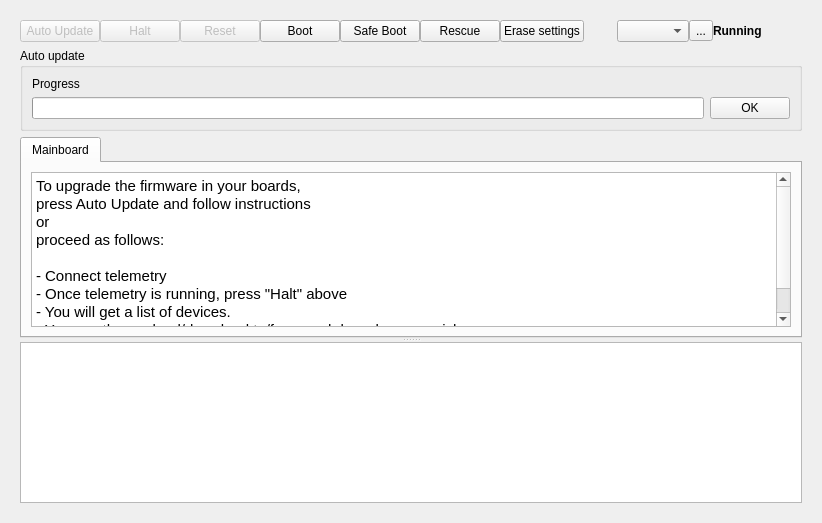
Before: the Qt Designer form ground/openpilotgcs/src/plugins/uploader/uploader.ui in openpilot/OpenPilot, drawn with Qt 5.
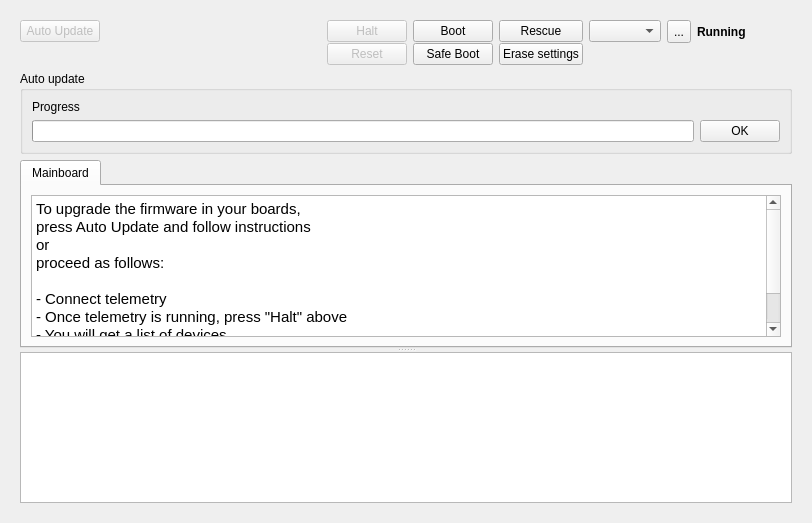
After: the same form once the commit is applied. Icons and pictures are not drawn.

Commit message: OP-1024 Fixes Uploader GUI and adds timer to automatically close AutoUpdate panel after 7s.

Patch:
```diff
--- a/ground/openpilotgcs/src/plugins/uploader/uploader.ui
+++ b/ground/openpilotgcs/src/plugins/uploader/uploader.ui
@@ -6,7 +6,7 @@
    <rect>
     <x>0</x>
     <y>0</y>
-    <width>822</width>
+    <width>812</width>
     <height>523</height>
    </rect>
   </property>
@@ -27,7 +27,7 @@
        <rect>
         <x>0</x>
         <y>0</y>
-        <width>804</width>
+        <width>794</width>
         <height>505</height>
        </rect>
       </property>
@@ -51,55 +51,20 @@
            <number>0</number>
           </property>
           <item>
-           <layout class="QHBoxLayout" name="horizontalLayout">
-            <item>
-             <widget class="QPushButton" name="autoUpdateButton">
-              <property name="enabled">
-               <bool>false</bool>
-              </property>
-              <property name="toolTip">
-               <string>Start a guided procedure to manually
-recover a system which does not boot.
-
-Rescue is possible in USB mode only.</string>
-              </property>
-              <property name="text">
-               <string>Auto Update</string>
-              </property>
-             </widget>
-            </item>
-            <item>
-             <widget class="QPushButton" name="haltButton">
-              <property name="enabled">
-               <bool>false</bool>
-              </property>
-              <property name="toolTip">
-               <string>Tells the mainboard to go down
-to bootloader mode.
-(Only enabled if telemetry link is established, either
-through serial or USB)</string>
-              </property>
-              <property name="text">
-               <string>Halt</string>
-              </property>
-             </widget>
-            </item>
-            <item>
-             <widget class="QPushButton" name="resetButton">
-              <property name="enabled">
-               <bool>false</bool>
-              </property>
-              <property name="toolTip">
-               <string>Reset the system.
-(Only enabled if telemetry link is established, either
-through serial or USB)</string>
-              </property>
-              <property name="text">
-               <string>Reset</string>
-              </property>
-             </widget>
-            </item>
-            <item>
+           <layout class="QGridLayout" name="gridLayout">
+            <property name="leftMargin">
+             <number>0</number>
+            </property>
+            <property name="topMargin">
+             <number>0</number>
+            </property>
+            <property name="rightMargin">
+             <number>0</number>
+            </property>
+            <property name="horizontalSpacing">
+             <number>6</number>
+            </property>
+            <item row="0" column="3" colspan="2">
              <widget class="QPushButton" name="bootButton">
               <property name="enabled">
                <bool>true</bool>
@@ -117,7 +82,33 @@
               </property>
              </widget>
             </item>
-            <item>
+            <item row="1" column="5" colspan="3">
+             <widget class="QPushButton" name="eraseBootButton">
+              <property name="enabled">
+               <bool>true</bool>
+              </property>
+              <property name="toolTip">
+               <string>&lt;html&gt;&lt;head/&gt;&lt;body&gt;&lt;p&gt;Reboot the board and clear its settings memory.&lt;/p&gt;&lt;p&gt;        Useful if the board cannot boot properly.&lt;/p&gt;&lt;p&gt;        Blue led starts blinking quick for 20-30 seconds than the board will start normally&lt;/p&gt;&lt;p&gt;&lt;br/&gt;&lt;/p&gt;&lt;p&gt;If telemetry is not running, select the link using the dropdown&lt;/p&gt;&lt;p&gt;menu on the right.&lt;/p&gt;&lt;p&gt;PLEASE NOTE: Supported with bootloader versions 4.0 and earlier&lt;/p&gt;&lt;/body&gt;&lt;/html&gt;</string>
+              </property>
+              <property name="text">
+               <string>Erase settings</string>
+              </property>
+             </widget>
+            </item>
+            <item row="0" column="5" colspan="3">
+             <widget class="QPushButton" name="rescueButton">
+              <property name="toolTip">
+               <string>Start a guided procedure to manually
+recover a system which does not boot.
+
+Rescue is possible in USB mode only.</string>
+              </property>
+              <property name="text">
+               <string>Rescue</string>
+              </property>
+             </widget>
+            </item>
+            <item row="1" column="3" colspan="2">
              <widget class="QPushButton" name="safeBootButton">
               <property name="enabled">
                <bool>true</bool>
@@ -135,53 +126,8 @@
               </property>
              </widget>
             </item>
-            <item>
-             <widget class="QPushButton" name="rescueButton">
-              <property name="toolTip">
-               <string>Start a guided procedure to manually
-recover a system which does not boot.
-
-Rescue is possible in USB mode only.</string>
-              </property>
-              <property name="text">
-               <string>Rescue</string>
-              </property>
-             </widget>
-            </item>
-            <item>
-             <widget class="QPushButton" name="eraseBootButton">
-              <property name="enabled">
-               <bool>true</bool>
-              </property>
-              <property name="toolTip">
-               <string>&lt;html&gt;&lt;head/&gt;&lt;body&gt;&lt;p&gt;Reboot the board and clear its settings memory.&lt;/p&gt;&lt;p&gt;        Useful if the board cannot boot properly.&lt;/p&gt;&lt;p&gt;        Blue led starts blinking quick for 20-30 seconds than the board will start normally&lt;/p&gt;&lt;p&gt;&lt;br/&gt;&lt;/p&gt;&lt;p&gt;If telemetry is not running, select the link using the dropdown&lt;/p&gt;&lt;p&gt;menu on the right.&lt;/p&gt;&lt;p&gt;PLEASE NOTE: Supported with bootloader versions 4.0 and earlier&lt;/p&gt;&lt;/body&gt;&lt;/html&gt;</string>
-              </property>
-              <property name="text">
-               <string>Erase settings</string>
-              </property>
-             </widget>
-            </item>
-            <item>
-             <spacer name="horizontalSpacer">
-              <property name="orientation">
-               <enum>Qt::Horizontal</enum>
-              </property>
-              <property name="sizeHint" stdset="0">
-               <size>
-                <width>40</width>
-                <height>20</height>
-               </size>
-              </property>
-             </spacer>
-            </item>
-            <item>
+            <item row="0" column="9">
              <widget class="QComboBox" name="telemetryLink">
-              <property name="minimumSize">
-               <size>
-                <width>0</width>
-                <height>0</height>
-               </size>
-              </property>
               <property name="toolTip">
                <string>When telemetry is not connected, select the communication
 method using this combo box.
@@ -192,8 +138,14 @@
               </property>
              </widget>
             </item>
-            <item>
+            <item row="0" column="10">
              <widget class="QToolButton" name="refreshPorts">
+              <property name="minimumSize">
+               <size>
+                <width>0</width>
+                <height>23</height>
+               </size>
+              </property>
               <property name="toolTip">
                <string>Refresh the list of serial ports</string>
               </property>
@@ -202,20 +154,23 @@
               </property>
              </widget>
             </item>
-            <item>
-             <widget class="QLabel" name="boardStatus">
-              <property name="font">
-               <font>
-                <weight>75</weight>
-                <bold>true</bold>
-               </font>
+            <item row="0" column="2">
+             <widget class="QPushButton" name="haltButton">
+              <property name="enabled">
+               <bool>false</bool>
+              </property>
+              <property name="toolTip">
+               <string>Tells the mainboard to go down
+to bootloader mode.
+(Only enabled if telemetry link is established, either
+through serial or USB)</string>
               </property>
               <property name="text">
-               <string>Running</string>
+               <string>Halt</string>
               </property>
              </widget>
             </item>
-            <item>
+            <item row="0" column="12">
              <widget class="QPushButton" name="pbHelp">
               <property name="text">
                <string/>
@@ -226,8 +181,8 @@
               </property>
               <property name="iconSize">
                <size>
-                <width>30</width>
-                <height>30</height>
+                <width>18</width>
+                <height>18</height>
                </size>
               </property>
               <property name="flat">
@@ -235,6 +190,69 @@
               </property>
              </widget>
             </item>
+            <item row="0" column="11">
+             <widget class="QLabel" name="boardStatus">
+              <property name="font">
+               <font>
+                <weight>75</weight>
+                <bold>true</bold>
+               </font>
+              </property>
+              <property name="text">
+               <string>Running</string>
+              </property>
+             </widget>
+            </item>
+            <item row="1" column="2">
+             <widget class="QPushButton" name="resetButton">
+              <property name="enabled">
+               <bool>false</bool>
+              </property>
+              <property name="toolTip">
+               <string>Reset the system.
+(Only enabled if telemetry link is established, either
+through serial or USB)</string>
+              </property>
+              <property name="text">
+               <string>Reset</string>
+              </property>
+             </widget>
+            </item>
+            <item row="0" column="0">
+             <widget class="QPushButton" name="autoUpdateButton">
+              <property name="enabled">
+               <bool>false</bool>
+              </property>
+              <property name="minimumSize">
+               <size>
+                <width>75</width>
+                <height>0</height>
+               </size>
+              </property>
+              <property name="toolTip">
+               <string>Start a guided procedure to manually
+recover a system which does not boot.
+
+Rescue is possible in USB mode only.</string>
+              </property>
+              <property name="text">
+               <string>Auto Update</string>
+              </property>
+             </widget>
+            </item>
+            <item row="0" column="1">
+             <spacer name="horizontalSpacer">
+              <property name="orientation">
+               <enum>Qt::Horizontal</enum>
+              </property>
+              <property name="sizeHint" stdset="0">
+               <size>
+                <width>40</width>
+                <height>20</height>
+               </size>
+              </property>
+             </spacer>
+            </item>
            </layout>
           </item>
          </layout>
```
The commit also changes 2 other files.
